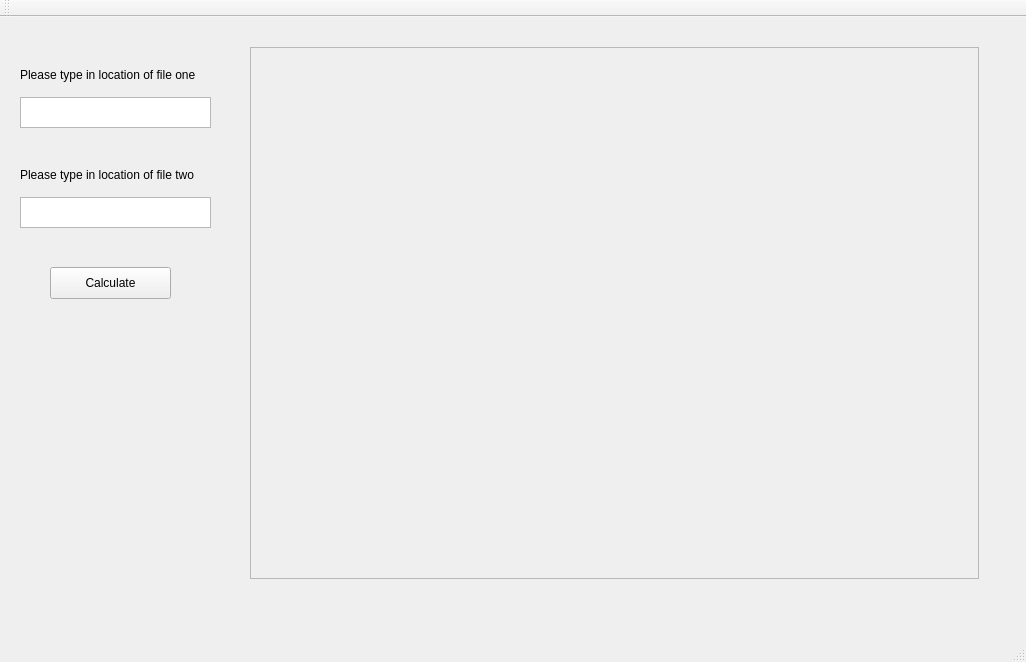
cheripai/FretAnalyzer, file GUITrialOne/mainwindow.ui: the form before one commit.
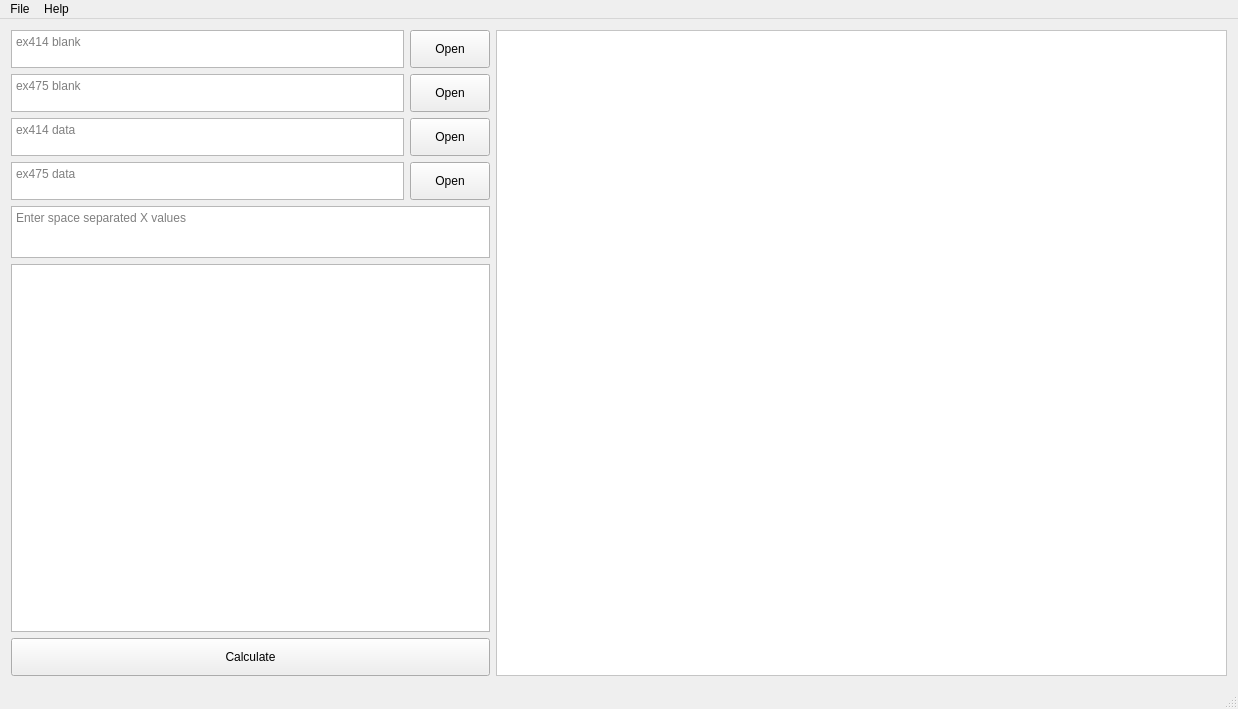
The form after the commit.

Commit message: GUI styling mostly complete and functional

Diff of the .ui file:
```diff
--- a/GUITrialOne/mainwindow.ui
+++ b/GUITrialOne/mainwindow.ui
@@ -6,105 +6,368 @@
    <rect>
     <x>0</x>
     <y>0</y>
-    <width>1026</width>
-    <height>662</height>
+    <width>1238</width>
+    <height>709</height>
    </rect>
   </property>
   <property name="windowTitle">
    <string>FretAnalyzer</string>
   </property>
   <widget class="QWidget" name="centralWidget">
-   <widget class="QTextEdit" name="textEdit">
-    <property name="geometry">
-     <rect>
-      <x>20</x>
-      <y>80</y>
-      <width>191</width>
-      <height>31</height>
-     </rect>
-    </property>
-   </widget>
-   <widget class="QTextEdit" name="textEdit_2">
-    <property name="geometry">
-     <rect>
-      <x>20</x>
-      <y>180</y>
-      <width>191</width>
-      <height>31</height>
-     </rect>
-    </property>
-   </widget>
-   <widget class="QLabel" name="label">
-    <property name="geometry">
-     <rect>
-      <x>20</x>
-      <y>50</y>
-      <width>211</width>
-      <height>16</height>
-     </rect>
-    </property>
-    <property name="text">
-     <string>Please type in location of file one </string>
-    </property>
-   </widget>
-   <widget class="QLabel" name="label_2">
-    <property name="geometry">
-     <rect>
-      <x>20</x>
-      <y>150</y>
-      <width>211</width>
-      <height>16</height>
-     </rect>
-    </property>
-    <property name="text">
-     <string>Please type in location of file two </string>
-    </property>
-   </widget>
-   <widget class="QPushButton" name="calculateButton">
-    <property name="geometry">
-     <rect>
-      <x>50</x>
-      <y>250</y>
-      <width>121</width>
-      <height>32</height>
-     </rect>
-    </property>
-    <property name="text">
-     <string>Calculate</string>
-    </property>
-   </widget>
-   <widget class="QLabel" name="plotFrame">
-    <property name="geometry">
-     <rect>
-      <x>250</x>
-      <y>30</y>
-      <width>729</width>
-      <height>532</height>
-     </rect>
-    </property>
-    <property name="minimumSize">
-     <size>
-      <width>729</width>
-      <height>532</height>
-     </size>
-    </property>
-    <property name="frameShape">
-     <enum>QFrame::StyledPanel</enum>
-    </property>
-    <property name="text">
-     <string/>
-    </property>
-   </widget>
-  </widget>
-  <widget class="QToolBar" name="mainToolBar">
-   <attribute name="toolBarArea">
-    <enum>TopToolBarArea</enum>
-   </attribute>
-   <attribute name="toolBarBreak">
-    <bool>false</bool>
-   </attribute>
+   <layout class="QGridLayout" name="gridLayout_2">
+    <item row="3" column="0">
+     <widget class="QPushButton" name="calculateBtn">
+      <property name="minimumSize">
+       <size>
+        <width>0</width>
+        <height>38</height>
+       </size>
+      </property>
+      <property name="maximumSize">
+       <size>
+        <width>16777215</width>
+        <height>38</height>
+       </size>
+      </property>
+      <property name="text">
+       <string>Calculate</string>
+      </property>
+     </widget>
+    </item>
+    <item row="0" column="1" rowspan="4">
+     <widget class="QLabel" name="plotFrame">
+      <property name="minimumSize">
+       <size>
+        <width>731</width>
+        <height>532</height>
+       </size>
+      </property>
+      <property name="autoFillBackground">
+       <bool>false</bool>
+      </property>
+      <property name="styleSheet">
+       <string notr="true">background-color: rgb(255, 255, 255);</string>
+      </property>
+      <property name="frameShape">
+       <enum>QFrame::StyledPanel</enum>
+      </property>
+      <property name="text">
+       <string/>
+      </property>
+      <property name="scaledContents">
+       <bool>true</bool>
+      </property>
+      <property name="margin">
+       <number>100</number>
+      </property>
+     </widget>
+    </item>
+    <item row="0" column="0">
+     <layout class="QGridLayout" name="gridLayout">
+      <item row="0" column="1">
+       <widget class="QPushButton" name="fileOpen1">
+        <property name="minimumSize">
+         <size>
+          <width>0</width>
+          <height>38</height>
+         </size>
+        </property>
+        <property name="maximumSize">
+         <size>
+          <width>80</width>
+          <height>38</height>
+         </size>
+        </property>
+        <property name="text">
+         <string>Open</string>
+        </property>
+       </widget>
+      </item>
+      <item row="3" column="0">
+       <widget class="QTextEdit" name="fileName3">
+        <property name="minimumSize">
+         <size>
+          <width>0</width>
+          <height>38</height>
+         </size>
+        </property>
+        <property name="maximumSize">
+         <size>
+          <width>400</width>
+          <height>38</height>
+         </size>
+        </property>
+        <property name="styleSheet">
+         <string notr="true"/>
+        </property>
+        <property name="tabChangesFocus">
+         <bool>false</bool>
+        </property>
+        <property name="lineWrapMode">
+         <enum>QTextEdit::NoWrap</enum>
+        </property>
+        <property name="readOnly">
+         <bool>false</bool>
+        </property>
+        <property name="placeholderText">
+         <string>ex414 data</string>
+        </property>
+       </widget>
+      </item>
+      <item row="2" column="1">
+       <widget class="QPushButton" name="fileOpen2">
+        <property name="minimumSize">
+         <size>
+          <width>0</width>
+          <height>38</height>
+         </size>
+        </property>
+        <property name="maximumSize">
+         <size>
+          <width>80</width>
+          <height>38</height>
+         </size>
+        </property>
+        <property name="text">
+         <string>Open</string>
+        </property>
+       </widget>
+      </item>
+      <item row="0" column="0">
+       <widget class="QTextEdit" name="fileName1">
+        <property name="minimumSize">
+         <size>
+          <width>0</width>
+          <height>38</height>
+         </size>
+        </property>
+        <property name="maximumSize">
+         <size>
+          <width>400</width>
+          <height>38</height>
+         </size>
+        </property>
+        <property name="styleSheet">
+         <string notr="true"/>
+        </property>
+        <property name="tabChangesFocus">
+         <bool>false</bool>
+        </property>
+        <property name="lineWrapMode">
+         <enum>QTextEdit::NoWrap</enum>
+        </property>
+        <property name="readOnly">
+         <bool>false</bool>
+        </property>
+        <property name="placeholderText">
+         <string>ex414 blank</string>
+        </property>
+       </widget>
+      </item>
+      <item row="2" column="0">
+       <widget class="QTextEdit" name="fileName2">
+        <property name="minimumSize">
+         <size>
+          <width>0</width>
+          <height>38</height>
+         </size>
+        </property>
+        <property name="maximumSize">
+         <size>
+          <width>400</width>
+          <height>38</height>
+         </size>
+        </property>
+        <property name="styleSheet">
+         <string notr="true"/>
+        </property>
+        <property name="tabChangesFocus">
+         <bool>false</bool>
+        </property>
+        <property name="lineWrapMode">
+         <enum>QTextEdit::NoWrap</enum>
+        </property>
+        <property name="readOnly">
+         <bool>false</bool>
+        </property>
+        <property name="placeholderText">
+         <string>ex475 blank</string>
+        </property>
+       </widget>
+      </item>
+      <item row="3" column="1">
+       <widget class="QPushButton" name="fileOpen3">
+        <property name="minimumSize">
+         <size>
+          <width>0</width>
+          <height>38</height>
+         </size>
+        </property>
+        <property name="maximumSize">
+         <size>
+          <width>80</width>
+          <height>38</height>
+         </size>
+        </property>
+        <property name="text">
+         <string>Open</string>
+        </property>
+       </widget>
+      </item>
+      <item row="4" column="1">
+       <widget class="QPushButton" name="fileOpen4">
+        <property name="minimumSize">
+         <size>
+          <width>0</width>
+          <height>38</height>
+         </size>
+        </property>
+        <property name="maximumSize">
+         <size>
+          <width>80</width>
+          <height>38</height>
+         </size>
+        </property>
+        <property name="text">
+         <string>Open</string>
+        </property>
+       </widget>
+      </item>
+      <item row="4" column="0">
+       <widget class="QTextEdit" name="fileName4">
+        <property name="minimumSize">
+         <size>
+          <width>0</width>
+          <height>38</height>
+         </size>
+        </property>
+        <property name="maximumSize">
+         <size>
+          <width>400</width>
+          <height>38</height>
+         </size>
+        </property>
+        <property name="styleSheet">
+         <string notr="true"/>
+        </property>
+        <property name="tabChangesFocus">
+         <bool>false</bool>
+        </property>
+        <property name="lineWrapMode">
+         <enum>QTextEdit::NoWrap</enum>
+        </property>
+        <property name="readOnly">
+         <bool>false</bool>
+        </property>
+        <property name="placeholderText">
+         <string>ex475 data</string>
+        </property>
+       </widget>
+      </item>
+     </layout>
+    </item>
+    <item row="2" column="0">
+     <widget class="QTextEdit" name="resultsFrame">
+      <property name="minimumSize">
+       <size>
+        <width>0</width>
+        <height>323</height>
+       </size>
+      </property>
+      <property name="maximumSize">
+       <size>
+        <width>486</width>
+        <height>16777215</height>
+       </size>
+      </property>
+     </widget>
+    </item>
+    <item row="1" column="0">
+     <widget class="QTextEdit" name="xValText">
+      <property name="minimumSize">
+       <size>
+        <width>0</width>
+        <height>38</height>
+       </size>
+      </property>
+      <property name="maximumSize">
+       <size>
+        <width>486</width>
+        <height>52</height>
+       </size>
+      </property>
+      <property name="placeholderText">
+       <string>Enter space separated X values</string>
+      </property>
+     </widget>
+    </item>
+   </layout>
   </widget>
   <widget class="QStatusBar" name="statusBar"/>
+  <widget class="QMenuBar" name="menuBar">
+   <property name="geometry">
+    <rect>
+     <x>0</x>
+     <y>0</y>
+     <width>1238</width>
+     <height>19</height>
+    </rect>
+   </property>
+   <widget class="QMenu" name="menuFile">
+    <property name="title">
+     <string>File</string>
+    </property>
+    <addaction name="actionNew"/>
+    <addaction name="actionOpen"/>
+    <addaction name="actionSave"/>
+    <addaction name="actionExit"/>
+   </widget>
+   <widget class="QMenu" name="menuHelp">
+    <property name="title">
+     <string>Help</string>
+    </property>
+    <addaction name="actionAbout"/>
+   </widget>
+   <addaction name="menuFile"/>
+   <addaction name="menuHelp"/>
+  </widget>
+  <action name="actionNew">
+   <property name="text">
+    <string>New</string>
+   </property>
+   <property name="shortcut">
+    <string>Ctrl+N</string>
+   </property>
+  </action>
+  <action name="actionOpen">
+   <property name="text">
+    <string>Open</string>
+   </property>
+   <property name="shortcut">
+    <string>Ctrl+O</string>
+   </property>
+  </action>
+  <action name="actionSave">
+   <property name="text">
+    <string>Save</string>
+   </property>
+   <property name="shortcut">
+    <string>Ctrl+S</string>
+   </property>
+  </action>
+  <action name="actionExit">
+   <property name="text">
+    <string>Exit</string>
+   </property>
+   <property name="shortcut">
+    <string>Ctrl+Q</string>
+   </property>
+  </action>
+  <action name="actionAbout">
+   <property name="text">
+    <string>About</string>
+   </property>
+  </action>
  </widget>
  <layoutdefault spacing="6" margin="11"/>
  <resources/>
```
The commit also changes 2 other files.
